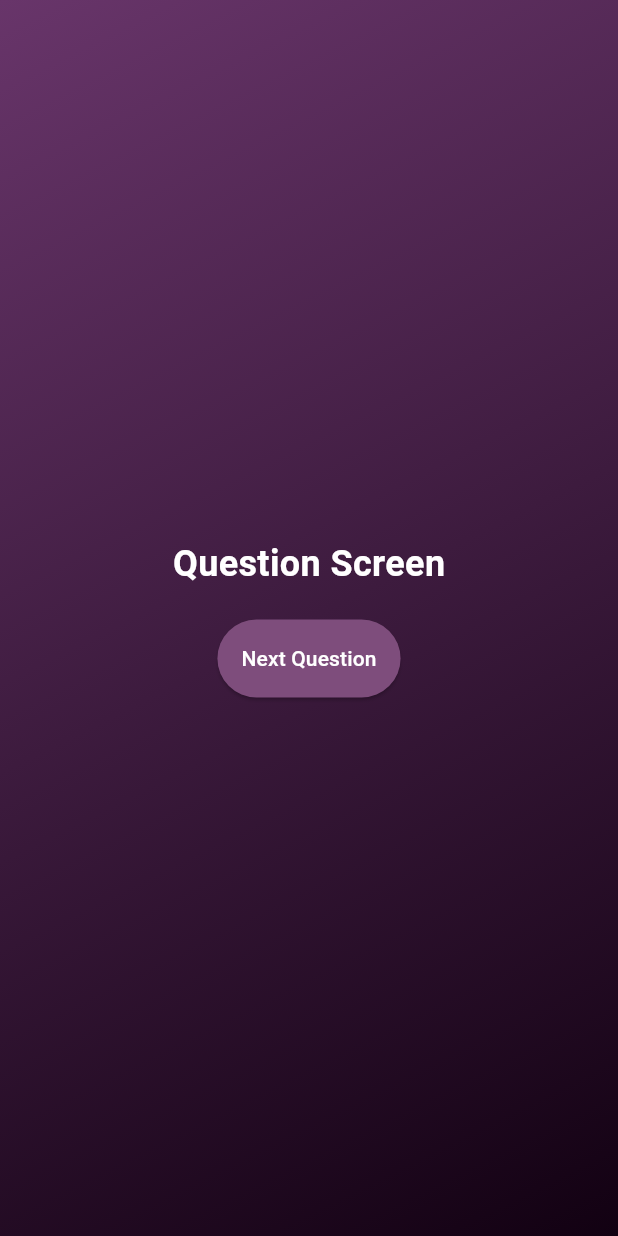
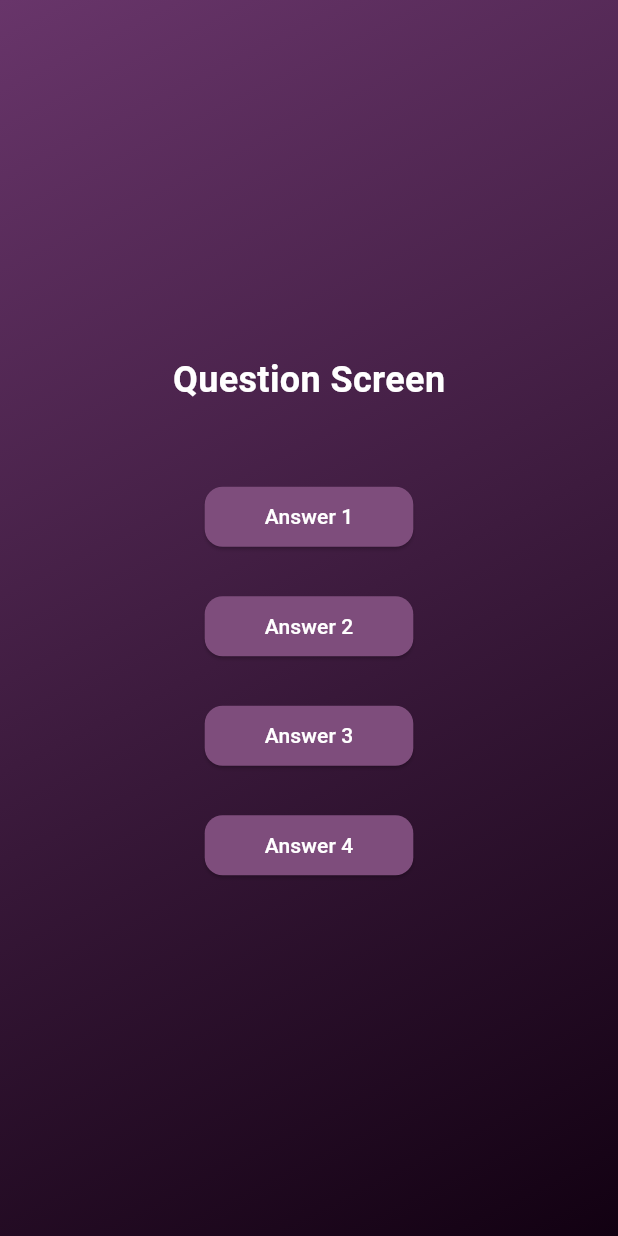
Before and after one commit to sunny001bansal/flutter_quiz_app, a Flutter app: the screen it shows after launch, after a tap on "Get Started", on a phone screen of 412 x 824 dp. Run offline on Flutter 3.47's test engine with Material 3 defaults, Android fonts, the phone set to English and light mode, and no system bars.

Commit message:
Custom button with similar style usecase

```diff
--- /dev/null
+++ b/lib/buttons/option_button.dart
@@ -0,0 +1,27 @@
+import 'package:flutter/material.dart';
+
+class OptionButton extends StatelessWidget{
+  const OptionButton({super.key, required this.optionText, this.onPressed});
+
+  final String optionText;
+  final void Function()? onPressed;
+
+  @override
+  Widget build(BuildContext context) {
+      return ElevatedButton(
+        onPressed: onPressed,
+        style: ElevatedButton.styleFrom(
+          backgroundColor: Theme.of(context).colorScheme.primary,
+          foregroundColor: Theme.of(context).colorScheme.onPrimary,
+          shape: RoundedRectangleBorder(
+            borderRadius: BorderRadius.circular(12),
+          ),
+          padding: EdgeInsets.symmetric(
+            vertical: 10,
+            horizontal: 40,
+          ),
+        ),
+        child: Text(optionText),
+      );
+  }
+}
--- a/lib/screens/question_screen.dart
+++ b/lib/screens/question_screen.dart
@@ -1,4 +1,5 @@
 import 'package:flutter/material.dart';
+import 'package:fultter_quiz_app/buttons/option_button.dart';
 
 import '../background/gradient_background.dart';
 
@@ -42,17 +43,14 @@ class QuestionScreenContent extends StatelessWidget {
             color: Theme.of(context).colorScheme.onPrimary,
           ),
         ),
-        const SizedBox(height: 20),
-        ElevatedButton(
-          onPressed: () {
-            startQuiz();
-          },
-          style: ElevatedButton.styleFrom(
-              backgroundColor: Theme.of(context).colorScheme.primary,
-              foregroundColor: Theme.of(context).colorScheme.onPrimary,
-              padding: EdgeInsets.all(16)),
-          child: const Text('Next Question'),
-        ),
+        const SizedBox(height: 50),
+        OptionButton(optionText: 'Answer 1', onPressed: startQuiz),
+        const SizedBox(height: 25),
+        OptionButton(optionText: 'Answer 2', onPressed: startQuiz),
+        const SizedBox(height: 25),
+        OptionButton(optionText: 'Answer 3', onPressed: startQuiz),
+        const SizedBox(height: 25),
+        OptionButton(optionText: 'Answer 4', onPressed: startQuiz),
       ],
     );
   }
```
